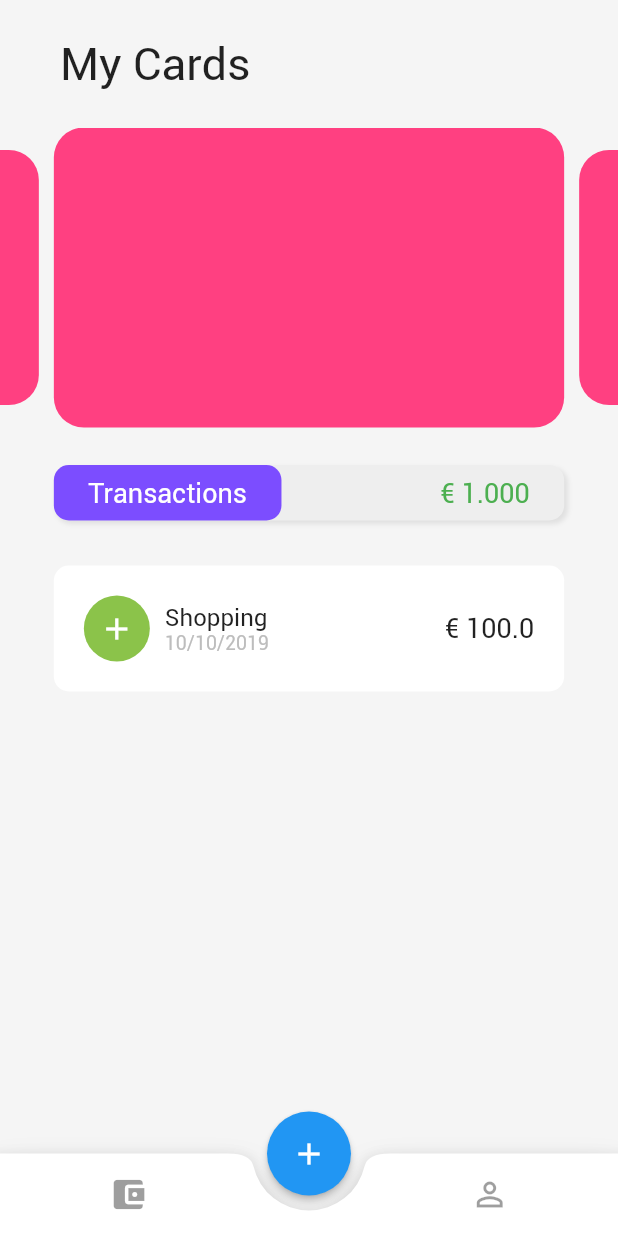
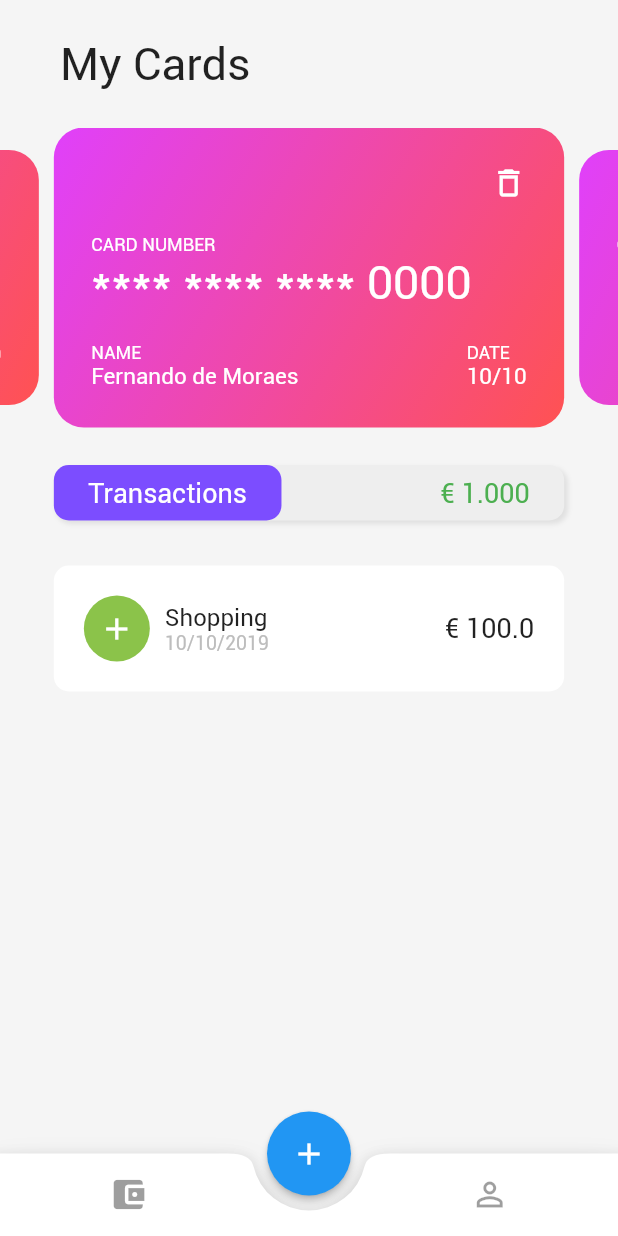
Before and after one commit to feMoraes0/wallet-app, a Flutter app: the screen it shows after launch, on a phone screen of 412 x 824 dp. Run offline on Flutter 3.47's test engine with Material 2 defaults, Android fonts, the phone set to English and light mode, and no system bars.

Commit message:
Defined first model text to credit Card

```diff
--- a/lib/app/wallet/custom_card.dart
+++ b/lib/app/wallet/custom_card.dart
@@ -11,10 +11,108 @@ class CustomCard extends StatelessWidget {
     return Container(
       width: size.width,
       margin: EdgeInsets.symmetric(horizontal: 5.0, vertical: (this.active) ? 0.0 : 15.0),
+      padding: const EdgeInsets.all(25.0),
       height: (this.active) ? 200.0 : 170.0,
       decoration: BoxDecoration(
-        color: Colors.pinkAccent,
+        gradient: LinearGradient(
+          begin: Alignment.topLeft,
+          end: Alignment.bottomRight,
+          colors: <Color>[Colors.purpleAccent, Colors.redAccent],
+        ),
         borderRadius: BorderRadius.circular(20.0),
+      ),
+      child: Column(
+        mainAxisAlignment: MainAxisAlignment.spaceBetween,
+        children: <Widget>[
+          Row(
+            mainAxisAlignment: MainAxisAlignment.end,
+            children: <Widget>[
+              Icon(
+                Icons.delete_outline,
+                size: 24.0,
+                color: Colors.white,
+              ),
+            ],
+          ),
+          Row(
+            children: <Widget>[
+              Column(
+                crossAxisAlignment: CrossAxisAlignment.start,
+                children: <Widget>[
+                  Container(
+                    child: Text(
+                      "CARD NUMBER",
+                      style: TextStyle(
+                        color: Colors.white,
+                        fontSize: 12.0,
+                      ),
+                    ),
+                  ),
+                  Container(
+                    child: Text(
+                      "**** **** **** 0000",
+                      style: TextStyle(
+                        fontSize: 31.0,
+                        color: Colors.white
+                      ),
+                    ),
+                  ),
+                ],
+              ),
+            ],
+          ),
+          Row(
+            mainAxisAlignment: MainAxisAlignment.spaceBetween,
+            children: <Widget>[
+              Column(
+                crossAxisAlignment: CrossAxisAlignment.start,
+                children: <Widget>[
+                  Container(
+                    child: Text(
+                      "NAME",
+                      style: TextStyle(
+                        color: Colors.white,
+                        fontSize: 12.0,
+                      ),
+                    ),
+                  ),
+                  Container(
+                    child: Text(
+                      "Fernando de Moraes",
+                      style: TextStyle(
+                        fontSize: 15.0,
+                        color: Colors.white
+                      ),
+                    ),
+                  ),
+                ],
+              ),
+              Column(
+                crossAxisAlignment: CrossAxisAlignment.start,
+                children: <Widget>[
+                  Container(
+                    child: Text(
+                      "DATE",
+                      style: TextStyle(
+                        color: Colors.white,
+                        fontSize: 12.0,
+                      ),
+                    ),
+                  ),
+                  Container(
+                    child: Text(
+                      "10/10",
+                      style: TextStyle(
+                        fontSize: 15.0,
+                        color: Colors.white
+                      ),
+                    ),
+                  ),
+                ],
+              ),
+            ],
+          ),
+        ],
       ),
     );
   }
```
